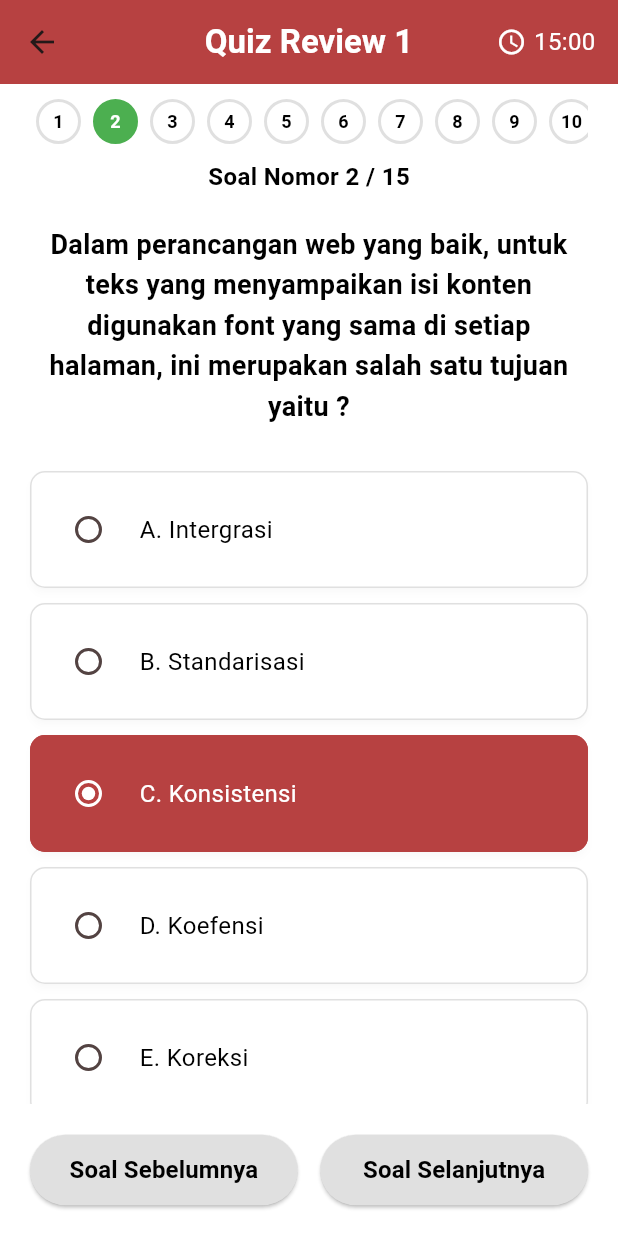
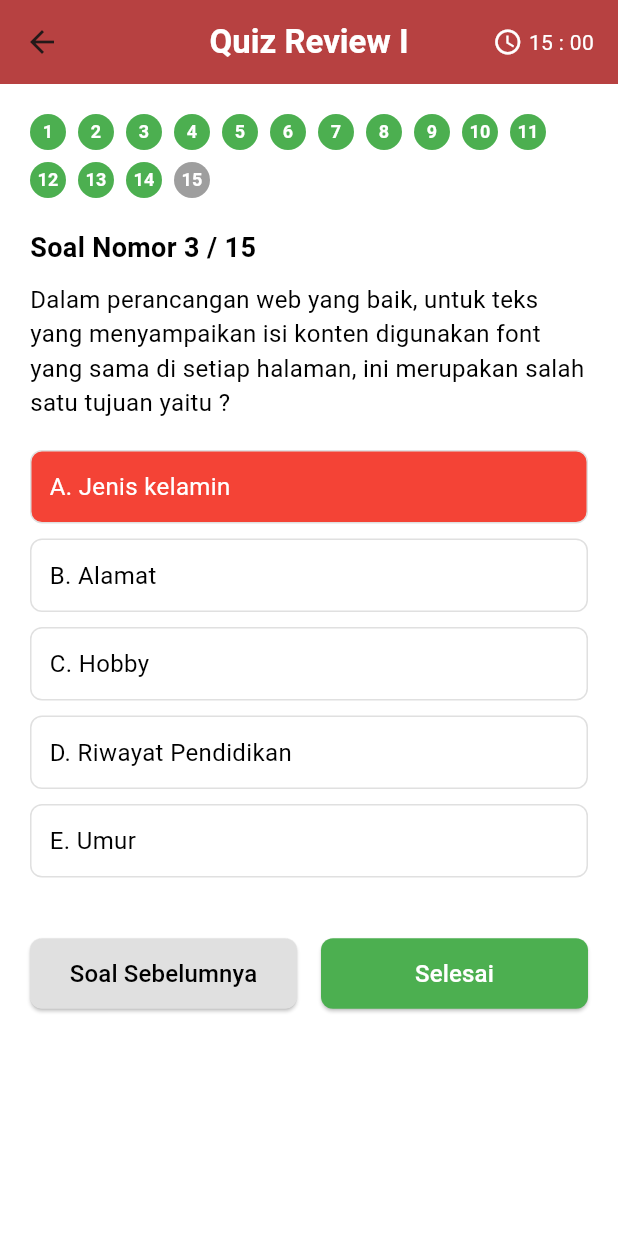
Before and after one commit to annasyaroh383-creator/LMS, a Flutter app: the Kuiz2Screen screen opened directly, after a tap on "Soal Selanjutnya", on a phone screen of 412 x 824 dp. Run offline on Flutter 3.47's test engine with Material 3 defaults, Android fonts, the phone set to English and light mode, and no system bars; Roboto replaces fonts that are missing (Poppins).

Commit message:
menyelesaikan halaman quiz dan reviewnya

```diff
--- a/lib/screens/class/class_screen.dart
+++ b/lib/screens/class/class_screen.dart
@@ -103,7 +103,9 @@ class _ClassScreenState extends State<ClassScreen> {
             () {
               Navigator.push(
                 context,
-                MaterialPageRoute(builder: (context) => const ClassScreen()),
+                MaterialPageRoute(
+                  builder: (context) => const DashboardClassScreen(),
+                ),
               );
             },
           ),
--- a/lib/screens/class/kuiz/kuiz2_screen.dart
+++ b/lib/screens/class/kuiz/kuiz2_screen.dart
@@ -1,5 +1,6 @@
 import 'package:flutter/material.dart';
 import 'kuiz1_screen.dart';
+import 'kuiz3_screen.dart';
 
 class Kuiz2Screen extends StatefulWidget {
   const Kuiz2Screen({super.key});
@@ -234,7 +235,12 @@ class _Kuiz2ScreenState extends State<Kuiz2Screen> {
                   Expanded(
                     child: ElevatedButton(
                       onPressed: () {
-                        // TODO: navigate to next question
+                        Navigator.push(
+                          context,
+                          MaterialPageRoute(
+                            builder: (context) => const Kuiz3Screen(),
+                          ),
+                        );
                       },
                       style: ElevatedButton.styleFrom(
                         backgroundColor: Colors.grey.shade300,
--- a/lib/screens/class/kuiz/kuiz3_screen.dart
+++ b/lib/screens/class/kuiz/kuiz3_screen.dart
@@ -0,0 +1,210 @@
+import 'package:flutter/material.dart';
+import 'kuiz2_screen.dart';
+import 'review_jawaban_screen.dart';
+
+class Kuiz3Screen extends StatefulWidget {
+  const Kuiz3Screen({super.key});
+
+  @override
+  State<Kuiz3Screen> createState() => _Kuiz3ScreenState();
+}
+
+class _Kuiz3ScreenState extends State<Kuiz3Screen> {
+  @override
+  Widget build(BuildContext context) {
+    return Scaffold(
+      backgroundColor: Colors.white,
+      appBar: AppBar(
+        backgroundColor: const Color(0xFFB74141), // Red dark
+        centerTitle: true,
+        elevation: 0,
+        title: const Text(
+          'Quiz Review I',
+          style: TextStyle(
+            color: Colors.white,
+            fontFamily: 'Poppins',
+            fontWeight: FontWeight.bold,
+          ),
+        ),
+        actions: [
+          Padding(
+            padding: const EdgeInsets.only(right: 16.0),
+            child: Row(
+              children: [
+                const Icon(Icons.access_time, color: Colors.white, size: 20),
+                const SizedBox(width: 4),
+                const Text(
+                  '15 : 00',
+                  style: TextStyle(
+                    color: Colors.white,
+                    fontFamily: 'Poppins',
+                    fontSize: 14,
+                  ),
+                ),
+              ],
+            ),
+          ),
+        ],
+      ),
+      body: SafeArea(
+        child: SingleChildScrollView(
+          child: Padding(
+            padding: const EdgeInsets.all(20.0),
+            child: Column(
+              crossAxisAlignment: CrossAxisAlignment.start,
+              children: [
+                // Progress indicators
+                Wrap(
+                  spacing: 8.0,
+                  runSpacing: 8.0,
+                  children: List.generate(15, (index) {
+                    bool isAnswered = index < 14; // 1-14 answered, 15 not
+                    return CircleAvatar(
+                      radius: 12,
+                      backgroundColor: isAnswered ? Colors.green : Colors.grey,
+                      child: Text(
+                        '${index + 1}',
+                        style: const TextStyle(
+                          color: Colors.white,
+                          fontSize: 12,
+                          fontWeight: FontWeight.bold,
+                        ),
+                      ),
+                    );
+                  }),
+                ),
+                const SizedBox(height: 20),
+                // Question title
+                const Text(
+                  'Soal Nomor 3 / 15',
+                  style: TextStyle(
+                    color: Colors.black,
+                    fontSize: 18,
+                    fontWeight: FontWeight.bold,
+                    fontFamily: 'Poppins',
+                  ),
+                ),
+                const SizedBox(height: 10),
+                // Question text
+                const Text(
+                  'Dalam perancangan web yang baik, untuk teks yang menyampaikan isi konten digunakan font yang sama di setiap halaman, ini merupakan salah satu tujuan yaitu ?',
+                  style: TextStyle(
+                    color: Colors.black,
+                    fontSize: 16,
+                    fontFamily: 'Poppins',
+                  ),
+                ),
+                const SizedBox(height: 20),
+                // Options
+                _buildOption(
+                  'A',
+                  'Jenis kelamin',
+                  isSelected: true,
+                  isWrong: true,
+                ),
+                const SizedBox(height: 10),
+                _buildOption('B', 'Alamat', isSelected: false),
+                const SizedBox(height: 10),
+                _buildOption('C', 'Hobby', isSelected: false),
+                const SizedBox(height: 10),
+                _buildOption('D', 'Riwayat Pendidikan', isSelected: false),
+                const SizedBox(height: 10),
+                _buildOption('E', 'Umur', isSelected: false),
+                const SizedBox(height: 40),
+                // Bottom buttons
+                Row(
+                  children: [
+                    Expanded(
+                      child: ElevatedButton(
+                        onPressed: () {
+                          Navigator.push(
+                            context,
+                            MaterialPageRoute(
+                              builder: (context) => const Kuiz2Screen(),
+                            ),
+                          );
+                        },
+                        style: ElevatedButton.styleFrom(
+                          backgroundColor: Colors.grey[300],
+                          foregroundColor: Colors.black,
+                          shape: RoundedRectangleBorder(
+                            borderRadius: BorderRadius.circular(8),
+                          ),
+                          padding: const EdgeInsets.symmetric(vertical: 12),
+                        ),
+                        child: const Text(
+                          'Soal Sebelumnya',
+                          style: TextStyle(fontFamily: 'Poppins', fontSize: 16),
+                        ),
+                      ),
+                    ),
+                    const SizedBox(width: 16),
+                    Expanded(
+                      child: ElevatedButton(
+                        onPressed: () {
+                          Navigator.push(
+                            context,
+                            MaterialPageRoute(
+                              builder: (context) => const ReviewJawabanScreen(),
+                            ),
+                          );
+                        },
+                        style: ElevatedButton.styleFrom(
+                          backgroundColor: Colors.green,
+                          foregroundColor: Colors.white,
+                          shape: RoundedRectangleBorder(
+                            borderRadius: BorderRadius.circular(8),
+                          ),
+                          padding: const EdgeInsets.symmetric(vertical: 12),
+                        ),
+                        child: const Text(
+                          'Selesai',
+                          style: TextStyle(fontFamily: 'Poppins', fontSize: 16),
+                        ),
+                      ),
+                    ),
+                  ],
+                ),
+              ],
+            ),
+          ),
+        ),
+      ),
+    );
+  }
+
+  Widget _buildOption(
+    String letter,
+    String text, {
+    bool isSelected = false,
+    bool isWrong = false,
+  }) {
+    Color backgroundColor;
+    if (isWrong) {
+      backgroundColor = Colors.red;
+    } else if (isSelected) {
+      backgroundColor =
+          Colors.blue; // Assuming selected but correct, but here wrong
+    } else {
+      backgroundColor = Colors.white;
+    }
+
+    return Container(
+      width: double.infinity,
+      padding: const EdgeInsets.all(12),
+      decoration: BoxDecoration(
+        color: backgroundColor,
+        borderRadius: BorderRadius.circular(8),
+        border: Border.all(color: Colors.grey[300]!),
+      ),
+      child: Text(
+        '$letter. $text',
+        style: TextStyle(
+          color: isWrong ? Colors.white : Colors.black,
+          fontSize: 16,
+          fontFamily: 'Poppins',
+        ),
+      ),
+    );
+  }
+}
```
Also changed, not shown: lib/screens/class/kuiz/review_jawaban_screen.dart (added, +260 -0 lines), lib/screens/class/kuiz/review_kuiz_screen.dart (added, +158 -0 lines).
